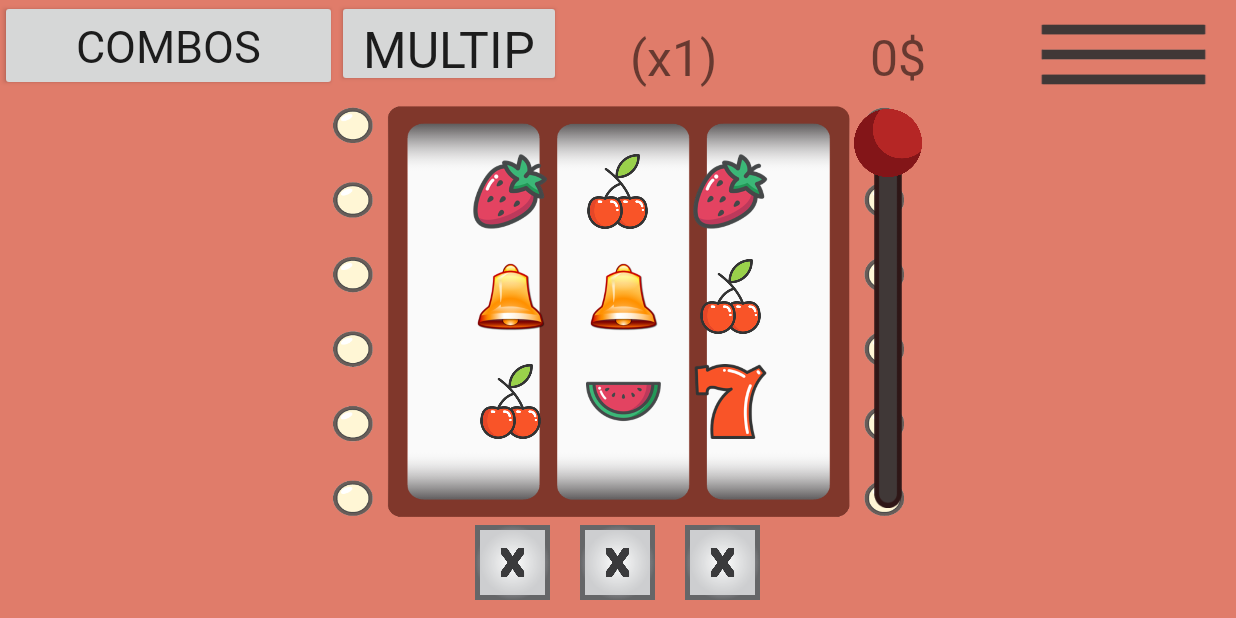
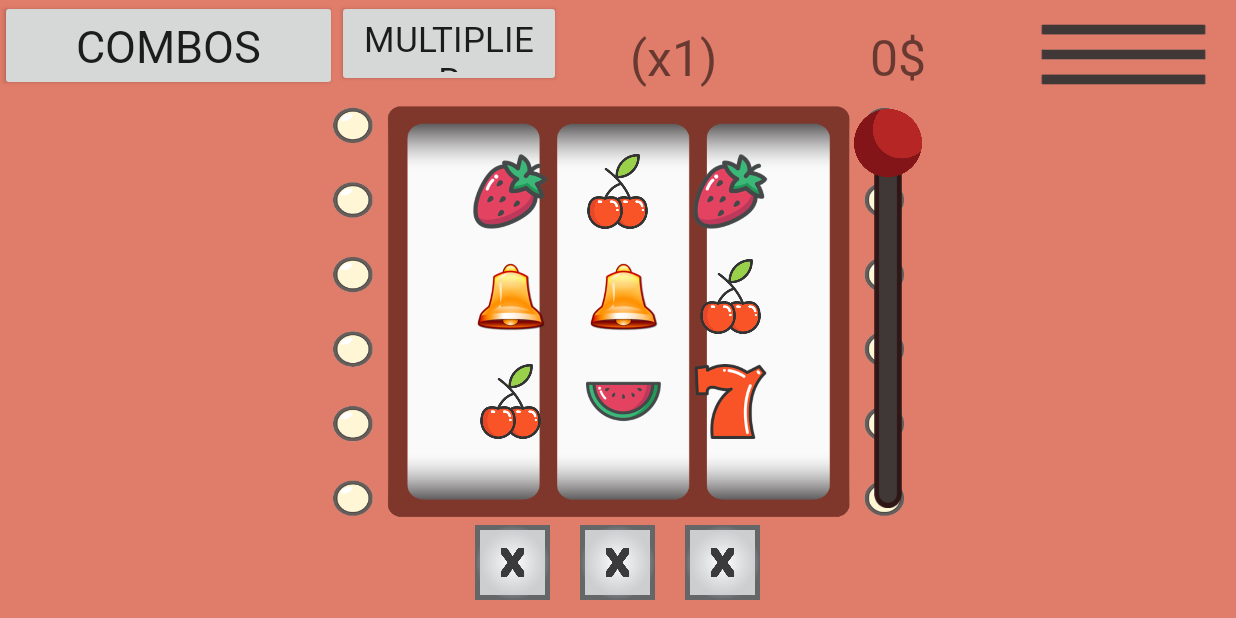
Before and after one commit to Yazuke/Appli-Mobile-machine_a_sous, an Android app: the MainActivity screen opened directly, with no data from a screen before it, on a phone screen of 824 x 412 dp (held sideways). Run offline under Robolectric (Android 15) with nearby library versions, the phone set to English and light mode, and no system bars; 2 statements that could not run were skipped.

Commit message:
multiplier size

```diff
--- a/app/src/main/res/layout/activity_main.xml
+++ b/app/src/main/res/layout/activity_main.xml
@@ -55,7 +55,7 @@
                     android:layout_below="@+id/button1x"
                     android:onClick="showCombo"
                     android:text="@string/multiplier"
-                    android:textSize="50px" />
+                    android:textSize="35px" />
 
 
             </LinearLayout>
```
